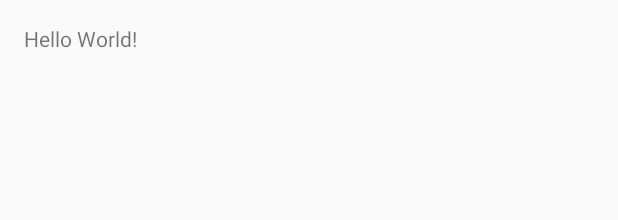
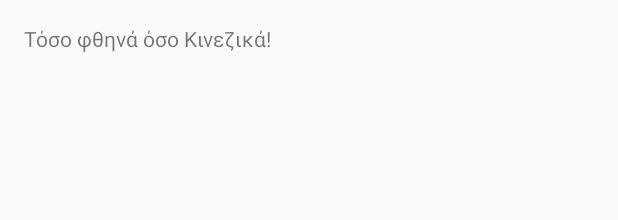
Before and after one commit to kgiann78/EC_ShoppingApp, an Android app: the layout fragment_main.xml on its own in the app's theme, with its tools: preview values and no code run, on a phone screen of 412 x 824 dp. Shown: the top 220 px of the screen. Run offline under Robolectric (Android 15) with nearby library versions, the phone set to English and light mode, and no system bars.

Commit message:
Change moto

```diff
--- a/app/src/main/res/layout/fragment_main.xml
+++ b/app/src/main/res/layout/fragment_main.xml
@@ -10,7 +10,7 @@
                 tools:context="gr.uoa.ec.shopeeng.MainActivityFragment">
 
     <TextView
-            android:text="Hello World!"
+            android:text="Τόσο φθηνά όσο Κινεζικά!"
             android:layout_width="wrap_content"
             android:layout_height="wrap_content"/>
 
```
Also changed, not shown: 1 other file.
